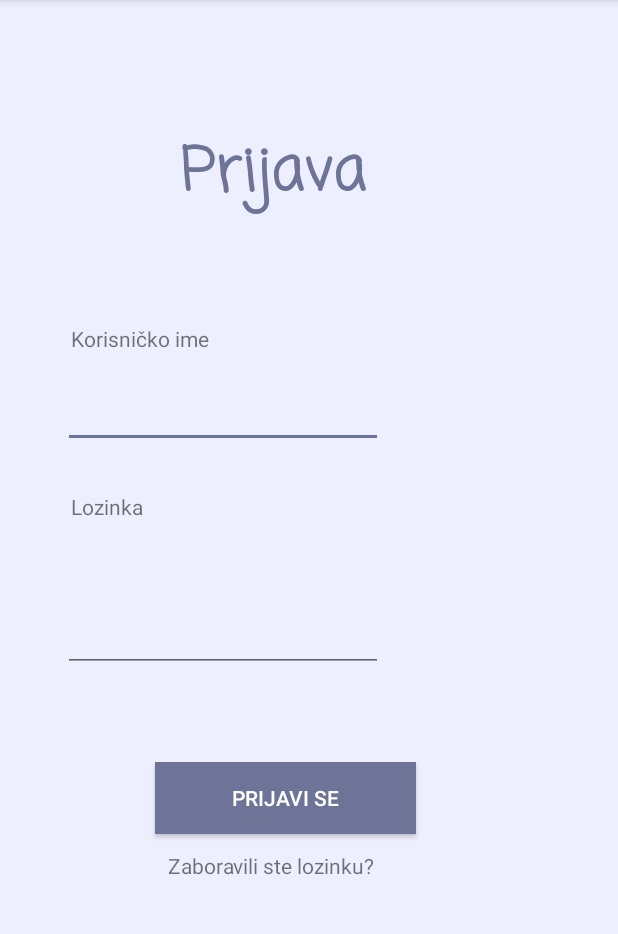
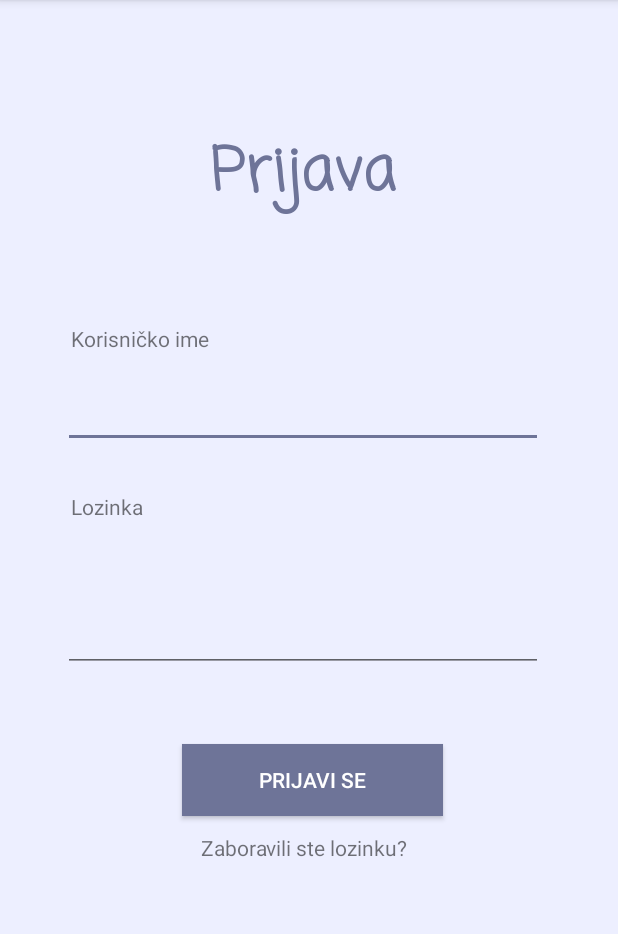
Before and after one commit to AIR-FOI-HR/AIR1914, an Android app: the LogInActivity screen opened directly, with no data from a screen before it, on a phone screen of 412 x 824 dp, the part 84-1018 px from its top. Run offline under Robolectric (Android 15) with nearby library versions, the phone set to English and light mode, and no system bars; our stand-ins replace ButterKnife.

Commit message:
Popravljen dizajn, tj. poravnanje labela i textbox-a. #1

```diff
--- a/FOOD2GO/app/build.gradle
+++ b/FOOD2GO/app/build.gradle
@@ -32,8 +32,8 @@ dependencies {
     androidTestImplementation 'androidx.test.ext:junit:1.1.0'
     androidTestImplementation 'androidx.test.espresso:espresso-core:3.1.1'
 
-    implementation project (path: ':core')
-    implementation project (path: ':webservice')
+    implementation project(path: ':core')
+    implementation project(path: ':webservice')
     //butterknife
     implementation 'com.jakewharton:butterknife:10.2.0'
     annotationProcessor 'com.jakewharton:butterknife-compiler:10.2.0'
--- a/FOOD2GO/app/src/main/AndroidManifest.xml
+++ b/FOOD2GO/app/src/main/AndroidManifest.xml
@@ -1,7 +1,9 @@
 <?xml version="1.0" encoding="utf-8"?>
 <manifest xmlns:android="http://schemas.android.com/apk/res/android"
     package="hr.foi.air.food2go">
+
     <uses-permission android:name="android.permission.INTERNET" />
+
     <application
         android:allowBackup="true"
         android:icon="@mipmap/ic_launcher"
--- a/FOOD2GO/app/src/main/res/layout/activity_log_in.xml
+++ b/FOOD2GO/app/src/main/res/layout/activity_log_in.xml
@@ -11,13 +11,13 @@
         android:id="@+id/textView2"
         android:layout_width="wrap_content"
         android:layout_height="wrap_content"
+        android:layout_marginStart="140dp"
+        android:layout_marginTop="85dp"
+        android:fontFamily="casual"
         android:text="Prijava"
         android:textColor="#6E7498"
         android:textSize="40dp"
-        android:layout_marginStart="120dp"
-        android:layout_marginTop="85dp"
-        android:fontFamily="casual"
-        android:textStyle="bold"/>
+        android:textStyle="bold" />
 
     <TextView
         android:id="@+id/textView3"
@@ -31,7 +31,7 @@
 
     <EditText
         android:id="@+id/korisnickoIme"
-        android:layout_width="wrap_content"
+        android:layout_width="320dp"
         android:layout_height="wrap_content"
         android:layout_alignParentStart="true"
         android:layout_alignParentTop="true"
@@ -52,7 +52,7 @@
 
     <EditText
         android:id="@+id/lozinka"
-        android:layout_width="wrap_content"
+        android:layout_width="320dp"
         android:layout_height="wrap_content"
         android:layout_alignParentStart="true"
         android:layout_alignParentBottom="true"
@@ -67,8 +67,8 @@
         android:layout_height="wrap_content"
         android:layout_alignParentStart="true"
         android:layout_alignParentBottom="true"
-        android:layout_marginStart="103dp"
-        android:layout_marginBottom="212dp"
+        android:layout_marginStart="121dp"
+        android:layout_marginBottom="224dp"
         android:background="#6E7498"
         android:text="Prijavi se"
         android:textColor="#FFFF" />
@@ -79,8 +79,8 @@
         android:layout_height="wrap_content"
         android:layout_alignParentStart="true"
         android:layout_alignParentBottom="true"
-        android:layout_marginStart="112dp"
-        android:layout_marginBottom="181dp"
+        android:layout_marginStart="134dp"
+        android:layout_marginBottom="193dp"
         android:text="Zaboravili ste lozinku?" />
 
 
```
